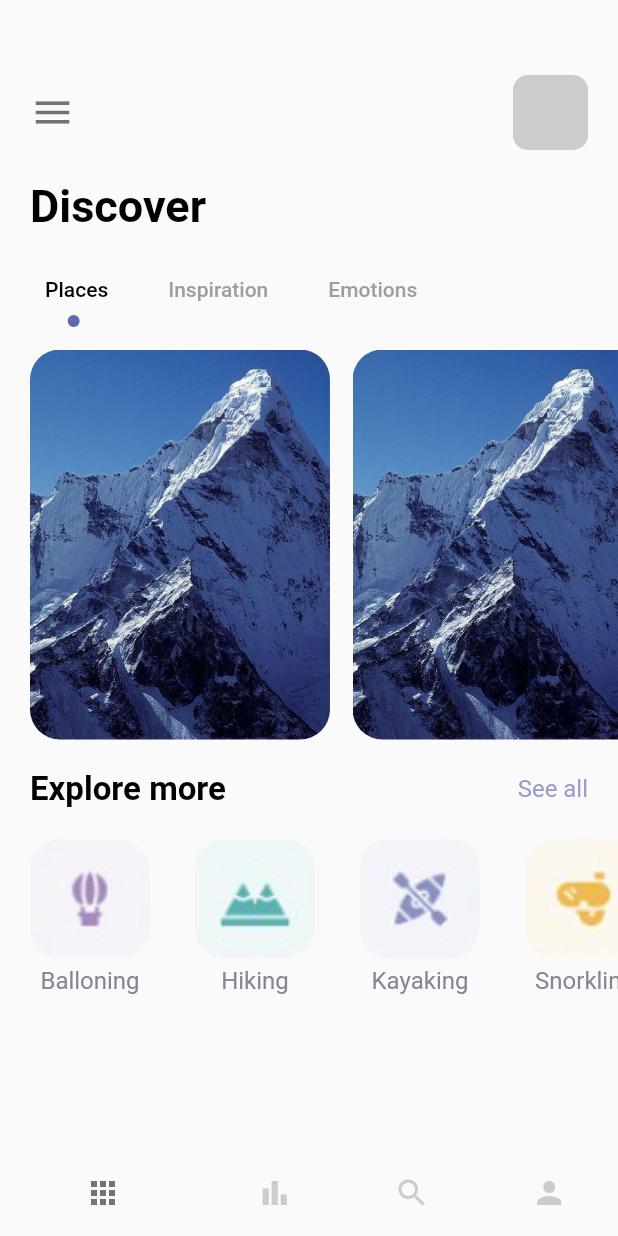
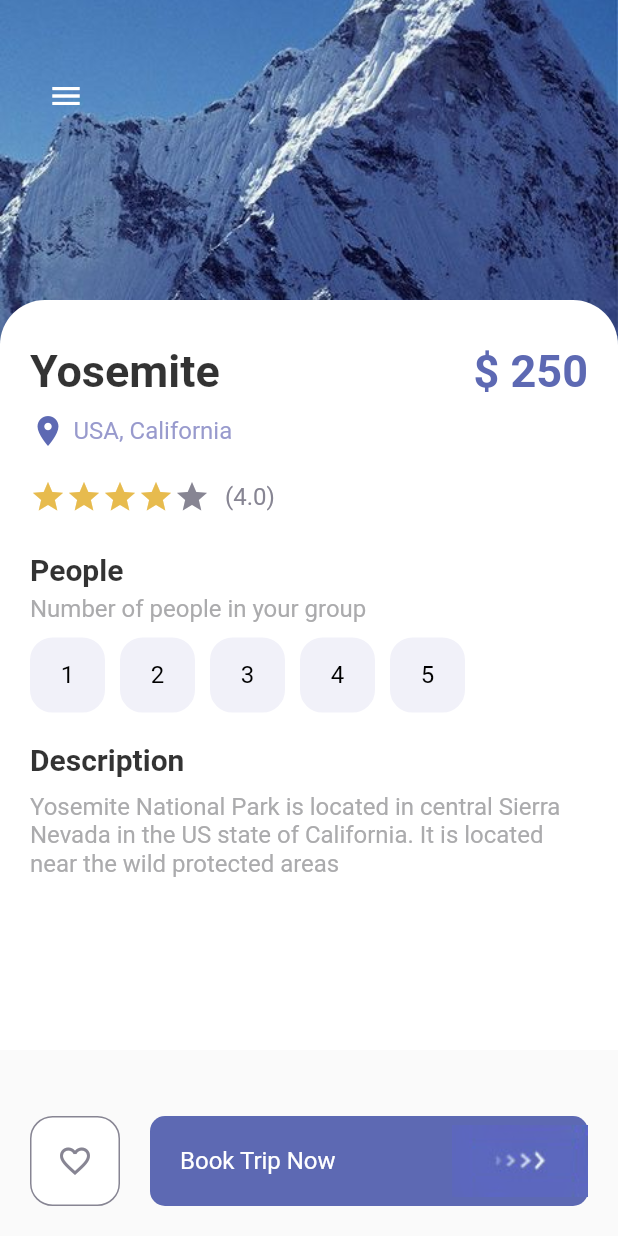
Before and after one commit to ThePenez/Flutter-Cubit-State-Managment-App, a Flutter app: the screen it shows after launch, on a phone screen of 412 x 824 dp. Run offline on Flutter 3.47's test engine with Material 2 defaults, Android fonts, the phone set to English and light mode, and no system bars.

Commit message:
Added detail page demo layout

```diff
--- a/lib/main.dart
+++ b/lib/main.dart
@@ -1,5 +1,5 @@
 import 'package:flutter/material.dart';
-import 'package:flutter_cubit/pages/nav_pages/main_page.dart';
+import 'package:flutter_cubit/pages/detail_page.dart';
 
 void main() {
   runApp(const MyApp());
@@ -17,6 +17,6 @@ class MyApp extends StatelessWidget {
         theme: ThemeData(
           primarySwatch: Colors.blue,
         ),
-        home: const MainPage());
+        home: DetailPage());
   }
 }
--- /dev/null
+++ b/lib/pages/detail_page.dart
@@ -0,0 +1,184 @@
+import 'package:flutter/material.dart';
+import 'package:flutter_cubit/misc/colors.dart';
+import 'package:flutter_cubit/widgets/app_buttons.dart';
+import 'package:flutter_cubit/widgets/app_large_text.dart';
+import 'package:flutter_cubit/widgets/app_text.dart';
+import 'package:flutter_cubit/widgets/responsive_button.dart';
+
+class DetailPage extends StatefulWidget {
+  const DetailPage({Key? key}) : super(key: key);
+
+  @override
+  _DetailPageState createState() => _DetailPageState();
+}
+
+class _DetailPageState extends State<DetailPage> {
+  int gottenStars = 4;
+  int selectedIndex = -1;
+
+  @override
+  Widget build(BuildContext context) {
+    return Scaffold(
+      body: Container(
+        width: double.maxFinite,
+        height: double.maxFinite,
+        child: Stack(
+          children: [
+            Positioned(
+                left: 0,
+                right: 0,
+                child: Container(
+                  width: double.maxFinite,
+                  height: 350,
+                  decoration: const BoxDecoration(
+                    image: DecorationImage(
+                        image: AssetImage("img/mountain.jpeg"),
+                        fit: BoxFit.cover),
+                  ),
+                )),
+            Positioned(
+                left: 20,
+                top: 40,
+                child: Row(
+                  children: [
+                    IconButton(
+                      onPressed: () {},
+                      icon: const Icon(Icons.menu),
+                      color: Colors.white,
+                    ),
+                  ],
+                )),
+            Positioned(
+                top: 200,
+                child: Container(
+                    padding:
+                        const EdgeInsets.only(left: 20, right: 20, top: 30),
+                    width: MediaQuery.of(context).size.width,
+                    height: 500,
+                    decoration: const BoxDecoration(
+                        color: Colors.white,
+                        borderRadius: BorderRadius.only(
+                            topRight: Radius.circular(30),
+                            topLeft: Radius.circular(30))),
+                    child: Column(
+                      crossAxisAlignment: CrossAxisAlignment.start,
+                      children: [
+                        // NAME AND PRICE
+                        Row(
+                          mainAxisAlignment: MainAxisAlignment.spaceBetween,
+                          crossAxisAlignment: CrossAxisAlignment.start,
+                          children: [
+                            AppLargeText(
+                                text: "Yosemite",
+                                color: Colors.black.withOpacity(0.8)),
+                            const AppLargeText(
+                              text: "\$ 250",
+                              color: AppColors.mainColor,
+                            ),
+                          ],
+                        ),
+                        const SizedBox(height: 10),
+                        // LOCATION
+                        Row(
+                          children: const [
+                            Icon(Icons.location_on, color: AppColors.mainColor),
+                            SizedBox(width: 5),
+                            AppText(
+                              text: "USA, California",
+                              color: AppColors.textColor1,
+                            ),
+                          ],
+                        ),
+                        const SizedBox(height: 20),
+                        // STARS
+                        Row(
+                          children: [
+                            Wrap(
+                              children: List.generate(5, (index) {
+                                return Icon(Icons.star,
+                                    color: index < gottenStars
+                                        ? AppColors.starColor
+                                        : AppColors.textColor2);
+                              }),
+                            ),
+                            const SizedBox(width: 10),
+                            const AppText(
+                                text: "(4.0)", color: AppColors.textColor2)
+                          ],
+                        ),
+                        const SizedBox(height: 25),
+                        // NUMBER OF PEOPLE
+                        AppLargeText(
+                          text: "People",
+                          textSize: 20,
+                          color: Colors.black.withOpacity(0.8),
+                        ),
+                        const SizedBox(height: 5),
+                        AppText(
+                            text: "Number of people in your group",
+                            color: AppColors.mainTextColor),
+                        const SizedBox(height: 10),
+                        // NUM OF PEOPLE BUTTONS
+                        Wrap(
+                            children: List.generate(5, (index) {
+                          return InkWell(
+                            onTap: () {
+                              setState(() {
+                                selectedIndex = index;
+                              });
+                            },
+                            child: Container(
+                              margin: const EdgeInsets.only(right: 10),
+                              child: AppButton(
+                                color: selectedIndex == index
+                                    ? Colors.white
+                                    : Colors.black,
+                                backgroundColor: selectedIndex == index
+                                    ? Colors.black
+                                    : AppColors.buttonBackground,
+                                size: 50,
+                                borderColor: selectedIndex == index
+                                    ? Colors.black
+                                    : AppColors.buttonBackground,
+                                text: (index + 1).toString(),
+                              ),
+                            ),
+                          );
+                        })),
+                        const SizedBox(height: 20),
+                        // DESCRIPTION
+                        AppLargeText(
+                            text: "Description",
+                            color: Colors.black.withOpacity(0.8),
+                            textSize: 20),
+                        const SizedBox(height: 10),
+                        AppText(
+                          text:
+                              "Yosemite National Park is located in central Sierra Nevada in the US state of California. It is located near the wild protected areas",
+                          color: AppColors.mainTextColor,
+                        ),
+                      ],
+                    ))),
+            Positioned(
+                bottom: 20,
+                left: 20,
+                right: 20,
+                child: Row(
+                  children: [
+                    AppButton(
+                        color: AppColors.textColor2,
+                        backgroundColor: Colors.white,
+                        size: 60,
+                        borderColor: AppColors.textColor2,
+                        isIcon: true,
+                        icon: Icons.favorite_border),
+                    const SizedBox(width: 20),
+                    ResponsiveButton(isResponsive: true)
+                  ],
+                ))
+          ],
+        ),
+      ),
+    );
+  }
+}
--- a/lib/pages/nav_pages/main_page.dart
+++ b/lib/pages/nav_pages/main_page.dart
@@ -1,6 +1,6 @@
 import 'package:flutter/material.dart';
+import 'package:flutter_cubit/pages/home_page.dart';
 import 'package:flutter_cubit/pages/nav_pages/bar_item_page.dart';
-import 'package:flutter_cubit/pages/nav_pages/home_page.dart';
 import 'package:flutter_cubit/pages/nav_pages/my_page.dart';
 import 'package:flutter_cubit/pages/nav_pages/search_page.dart';
 
--- /dev/null
+++ b/lib/widgets/app_buttons.dart
@@ -0,0 +1,38 @@
+import 'package:flutter/material.dart';
+import 'package:flutter_cubit/widgets/app_text.dart';
+
+class AppButton extends StatelessWidget {
+  final Color color;
+  String? text;
+  IconData? icon;
+  final Color backgroundColor;
+  double size;
+  final Color borderColor;
+  bool? isIcon;
+
+  AppButton(
+      {Key? key,
+      this.isIcon = false,
+      this.text = "Hi",
+      this.icon,
+      required this.color,
+      required this.backgroundColor,
+      required this.size,
+      required this.borderColor})
+      : super(key: key);
+
+  @override
+  Widget build(BuildContext context) {
+    return Container(
+      width: size,
+      height: size,
+      decoration: BoxDecoration(
+          border: Border.all(color: borderColor, width: 1.0),
+          borderRadius: BorderRadius.circular(15),
+          color: backgroundColor),
+      child: isIcon == false
+          ? Center(child: AppText(text: text!, color: color))
+          : Center(child: Icon(icon, color: color)),
+    );
+  }
+}
--- a/lib/widgets/responsive_button.dart
+++ b/lib/widgets/responsive_button.dart
@@ -1,23 +1,38 @@
 import 'package:flutter/material.dart';
 import 'package:flutter_cubit/misc/colors.dart';
+import 'package:flutter_cubit/widgets/app_text.dart';
 
 class ResponsiveButton extends StatelessWidget {
   final bool isResponsive;
   final double? width;
 
-  const ResponsiveButton({Key? key, this.width, this.isResponsive = false})
+  const ResponsiveButton(
+      {Key? key, this.width = 120, this.isResponsive = false})
       : super(key: key);
 
   @override
   Widget build(BuildContext context) {
-    return Container(
-      width: width,
-      height: 60,
-      decoration: BoxDecoration(
-          borderRadius: BorderRadius.circular(10), color: AppColors.mainColor),
-      child: Row(
-        mainAxisAlignment: MainAxisAlignment.center,
-        children: [Image.asset("img/button-one.png")],
+    return Flexible(
+      child: Container(
+        width: isResponsive == true ? double.maxFinite : width,
+        height: 60,
+        decoration: BoxDecoration(
+            borderRadius: BorderRadius.circular(10),
+            color: AppColors.mainColor),
+        child: Row(
+          mainAxisAlignment: isResponsive == true
+              ? MainAxisAlignment.spaceBetween
+              : MainAxisAlignment.center,
+          children: [
+            isResponsive == true
+                ? Container(
+                    margin: const EdgeInsets.only(left: 20),
+                    child: const AppText(
+                        text: "Book Trip Now", color: Colors.white))
+                : Container(),
+            Image.asset("img/button-one.png")
+          ],
+        ),
       ),
     );
   }
```
Also changed, not shown: lib/pages/home_page.dart (renamed from lib/pages/nav_pages/home_page.dart).
